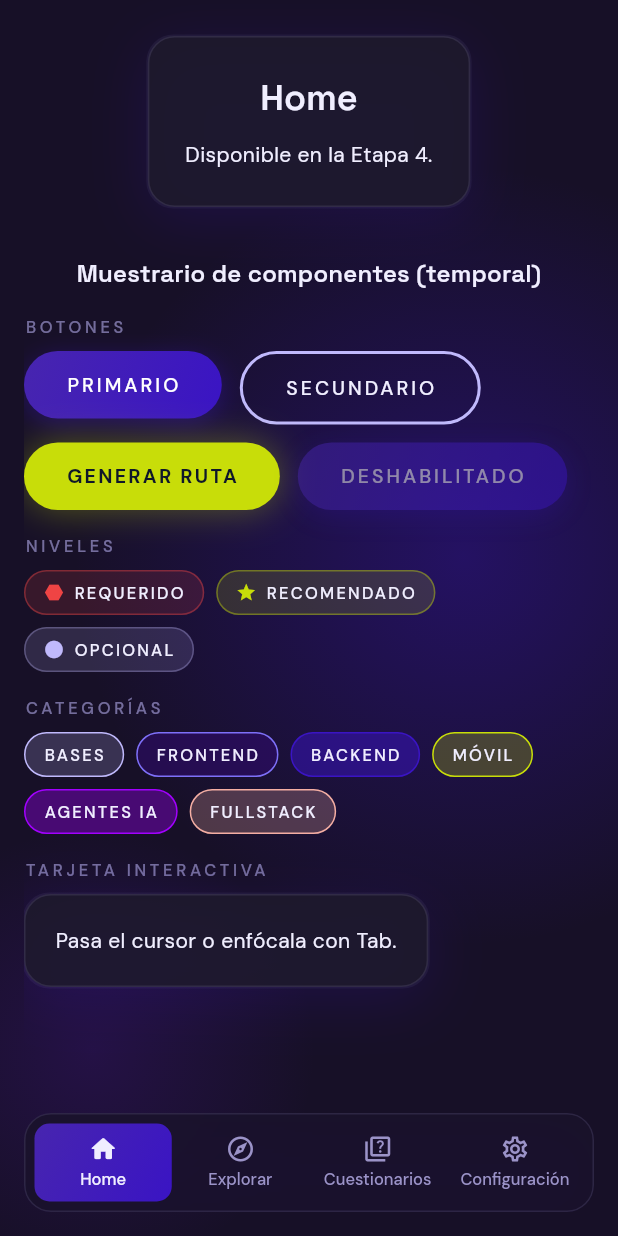
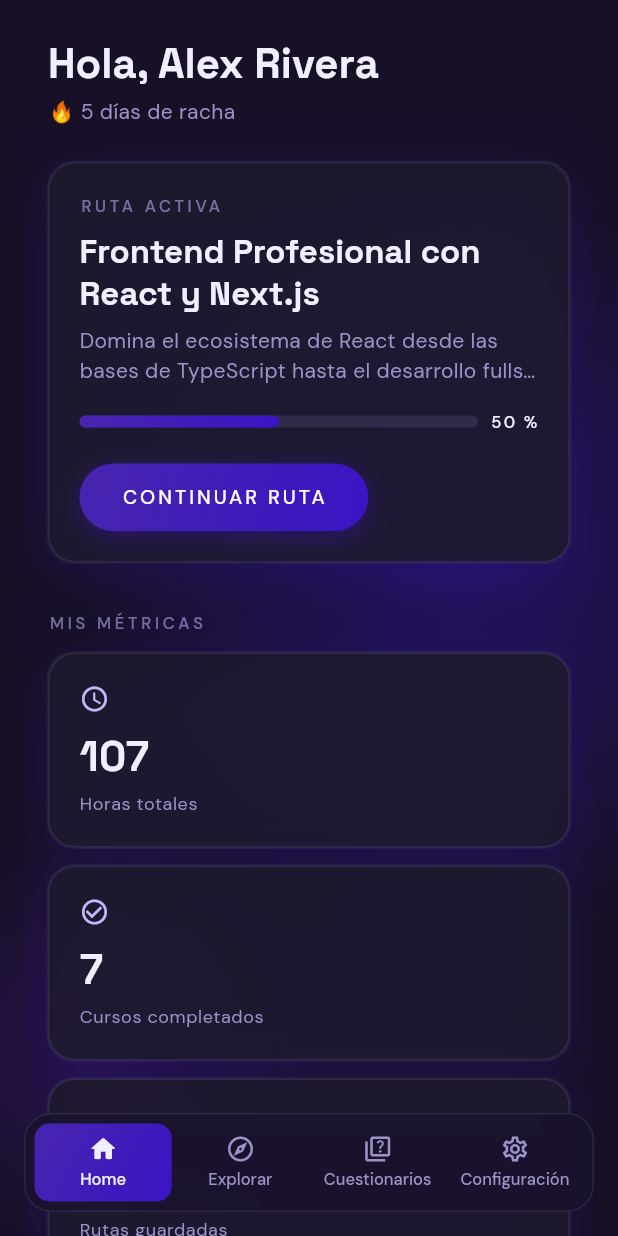
Before and after one commit to theplomos/techBrain, a Flutter app: the screen it shows after launch, on a phone screen of 412 x 824 dp. Run offline on Flutter 3.47's test engine with Material 3 defaults, Android fonts, the phone set to English and light mode, and no system bars; our stand-ins replace flutter_riverpod, go_router, riverpod_annotation; generated files the repository leaves out were written again.

Commit message:
feat(frontend): implement HomeScreen with active route, metrics, and saved routes display

```diff
--- a/frontend/lib/features/roadmap/presentation/screens/home_screen.dart
+++ b/frontend/lib/features/roadmap/presentation/screens/home_screen.dart
@@ -1,34 +1,146 @@
 import 'package:flutter/material.dart';
 
+import '../../../../config/theme/app_colors.dart';
 import '../../../../config/theme/app_typography.dart';
 import '../../../../shared/domain/course_category.dart';
 import '../../../../shared/domain/course_level.dart';
+import '../../../../shared/layout/breakpoints.dart';
+import '../../../../shared/mock/mock_data.dart';
+import '../../../../shared/mock/mock_models.dart';
 import '../../../../shared/widgets/category_badge.dart';
-import '../../../../shared/widgets/coming_soon_view.dart';
 import '../../../../shared/widgets/glass_container.dart';
 import '../../../../shared/widgets/level_badge.dart';
+import '../../../../shared/widgets/metric_card.dart';
 import '../../../../shared/widgets/pill_button.dart';
+import '../../../../shared/widgets/section_header.dart';
+import '../widgets/active_route_card.dart';
+import '../widgets/saved_route_tile.dart';
 
-/// Pantalla de inicio. La Etapa 4 la implementa con la ruta activa,
-/// las rutas guardadas y las métricas del usuario, y elimina el muestrario.
+/// Pantalla de inicio con ruta activa, métricas, rutas guardadas y muestrario de componentes.
 class HomeScreen extends StatelessWidget {
   const HomeScreen({super.key});
 
   @override
   Widget build(BuildContext context) {
+    final ThemeData theme = Theme.of(context);
+    final double screenWidth = MediaQuery.sizeOf(context).width;
+    final bool isDesktop = screenWidth >= Breakpoints.desktop;
+    final double horizontalPadding = isDesktop ? 32.0 : 16.0;
+
+    final MockUser user = MockData.user;
+    final MockRoute? activeRoute = MockData.routeById(MockData.activeRouteId);
+
+    final int completedCourses = MockData.routes
+        .expand((r) => r.courses)
+        .where((c) => c.isCompleted)
+        .length;
+    final double totalHours = MockData.routes
+        .expand((r) => r.courses)
+        .where((c) => c.isCompleted)
+        .fold<double>(0.0, (acc, c) => acc + c.hours);
+    final int savedRoutesCount = MockData.routes.length;
+
     return ListView(
       // El hueco de las barras lo deja el Scaffold en MediaQuery.padding:
       // arriba el alto de AppTopNavBar y abajo el de la barra flotante con su
       // área segura. Sumarlo evita escribir esos números a mano.
       padding:
           MediaQuery.paddingOf(context) +
-          const EdgeInsets.symmetric(vertical: 24.0),
+          EdgeInsets.symmetric(vertical: 24.0, horizontal: horizontalPadding),
       children: <Widget>[
-        const ComingSoonView(title: 'Home', stage: 4),
+        Center(
+          child: ConstrainedBox(
+            constraints: const BoxConstraints(
+              maxWidth: Breakpoints.maxContentWidth,
+            ),
+            child: Column(
+              crossAxisAlignment: CrossAxisAlignment.start,
+              children: <Widget>[
+                // 1. Saludo y racha
+                Text(
+                  'Hola, ${user.name}',
+                  style: theme.textTheme.headlineMedium?.copyWith(
+                    color: AppColors.textMain,
+                    fontWeight: FontWeight.w700,
+                  ),
+                ),
+                const SizedBox(height: 4.0),
+                Text(
+                  '🔥 ${user.streakDays} días de racha',
+                  style: theme.textTheme.bodyMedium?.copyWith(
+                    color: AppColors.textMuted,
+                  ),
+                ),
+                const SizedBox(height: 24.0),
+
+                // 2. Ruta activa
+                if (activeRoute != null) ...<Widget>[
+                  ActiveRouteCard(route: activeRoute),
                   const SizedBox(height: 32.0),
+                ],
+
+                // 3. Mis métricas
+                const SectionHeader('Mis métricas'),
+                LayoutBuilder(
+                  builder: (BuildContext context, BoxConstraints constraints) {
+                    final bool isRow = constraints.maxWidth >= 600.0;
+                    final Widget cardHours = MetricCard(
+                      value: '${totalHours.toInt()}',
+                      label: 'Horas totales',
+                      icon: Icons.schedule,
+                    );
+                    final Widget cardCourses = MetricCard(
+                      value: '$completedCourses',
+                      label: 'Cursos completados',
+                      icon: Icons.check_circle_outline,
+                    );
+                    final Widget cardRoutes = MetricCard(
+                      value: '$savedRoutesCount',
+                      label: 'Rutas guardadas',
+                      icon: Icons.bookmark_border,
+                    );
+
+                    if (isRow) {
+                      return Row(
+                        children: <Widget>[
+                          Expanded(child: cardHours),
+                          const SizedBox(width: 16.0),
+                          Expanded(child: cardCourses),
+                          const SizedBox(width: 16.0),
+                          Expanded(child: cardRoutes),
+                        ],
+                      );
+                    }
+                    return Column(
+                      crossAxisAlignment: CrossAxisAlignment.stretch,
+                      children: <Widget>[
+                        cardHours,
+                        const SizedBox(height: 12.0),
+                        cardCourses,
+                        const SizedBox(height: 12.0),
+                        cardRoutes,
+                      ],
+                    );
+                  },
+                ),
+                const SizedBox(height: 32.0),
+
+                // 4. Mis rutas guardadas
+                const SectionHeader('Mis rutas guardadas'),
+                for (final MockRoute route in MockData.routes)
+                  Padding(
+                    padding: const EdgeInsets.only(bottom: 12.0),
+                    child: SavedRouteTile(route: route),
+                  ),
+                const SizedBox(height: 20.0),
+
+                // 5. Muestrario de componentes (temporal)
                 const _ShowcaseHeader(),
                 const SizedBox(height: 16.0),
-        const _ShowcaseSection(title: 'Botones', child: _ButtonShowcase()),
+                const _ShowcaseSection(
+                  title: 'Botones',
+                  child: _ButtonShowcase(),
+                ),
                 const SizedBox(height: 16.0),
                 _ShowcaseSection(
                   title: 'Niveles',
@@ -48,7 +160,8 @@ class HomeScreen extends StatelessWidget {
                     spacing: 8.0,
                     runSpacing: 8.0,
                     children: <Widget>[
-              for (final CourseCategory category in CourseCategory.values)
+                      for (final CourseCategory category
+                          in CourseCategory.values)
                         CategoryBadge(category: category),
                     ],
                   ),
@@ -63,6 +176,10 @@ class HomeScreen extends StatelessWidget {
                     child: Text(
                       'Pasa el cursor o enfócala con Tab.',
                       style: Theme.of(context).textTheme.bodyMedium,
+                    ),
+                  ),
+                ),
+              ],
             ),
           ),
         ),
--- /dev/null
+++ b/frontend/lib/features/roadmap/presentation/widgets/active_route_card.dart
@@ -0,0 +1,63 @@
+import 'package:flutter/material.dart';
+import 'package:go_router/go_router.dart';
+
+import '../../../../config/router/app_routes.dart';
+import '../../../../config/theme/app_colors.dart';
+import '../../../../config/theme/app_typography.dart';
+import '../../../../shared/mock/mock_models.dart';
+import '../../../../shared/widgets/glass_container.dart';
+import '../../../../shared/widgets/pill_button.dart';
+import '../../../../shared/widgets/progress_bar.dart';
+
+/// Tarjeta destacada de la ruta activa del usuario en Home.
+class ActiveRouteCard extends StatelessWidget {
+  const ActiveRouteCard({super.key, required this.route, this.onContinue});
+
+  final MockRoute route;
+  final VoidCallback? onContinue;
+
+  @override
+  Widget build(BuildContext context) {
+    final ThemeData theme = Theme.of(context);
+
+    return GlassContainer(
+      padding: const EdgeInsets.all(20.0),
+      child: Column(
+        crossAxisAlignment: CrossAxisAlignment.start,
+        mainAxisSize: MainAxisSize.min,
+        children: <Widget>[
+          const Text('RUTA ACTIVA', style: AppTextStyles.columnHeader),
+          const SizedBox(height: 8.0),
+          Text(
+            route.title,
+            style: theme.textTheme.titleLarge?.copyWith(
+              color: AppColors.textMain,
+              fontWeight: FontWeight.w700,
+            ),
+          ),
+          const SizedBox(height: 8.0),
+          Text(
+            route.description,
+            maxLines: 2,
+            overflow: TextOverflow.ellipsis,
+            style: theme.textTheme.bodyMedium?.copyWith(
+              color: AppColors.textMuted,
+            ),
+          ),
+          const SizedBox(height: 16.0),
+          ProgressBar(value: route.progress),
+          const SizedBox(height: 20.0),
+          PillButton(
+            label: 'Continuar ruta',
+            variant: PillButtonVariant.primary,
+            onPressed:
+                onContinue ??
+                () {
+                  context.push(AppRoutes.route(route.id));
+                },
+          ),
+        ],
+      ),
+    );
+  }
+}
```
Also changed, not shown: frontend/lib/features/roadmap/presentation/widgets/saved_route_tile.dart (added, +60 -0 lines), 1 other file. Lines whose indentation alone changed are shown as unchanged.
